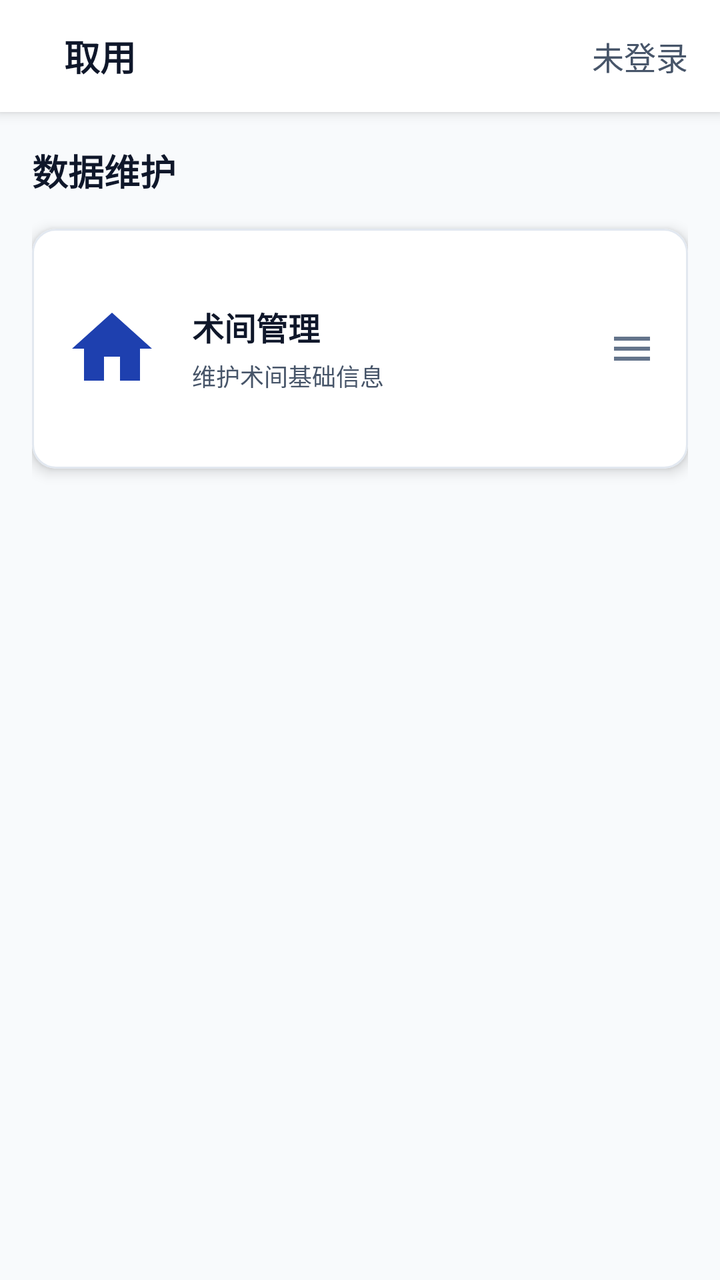
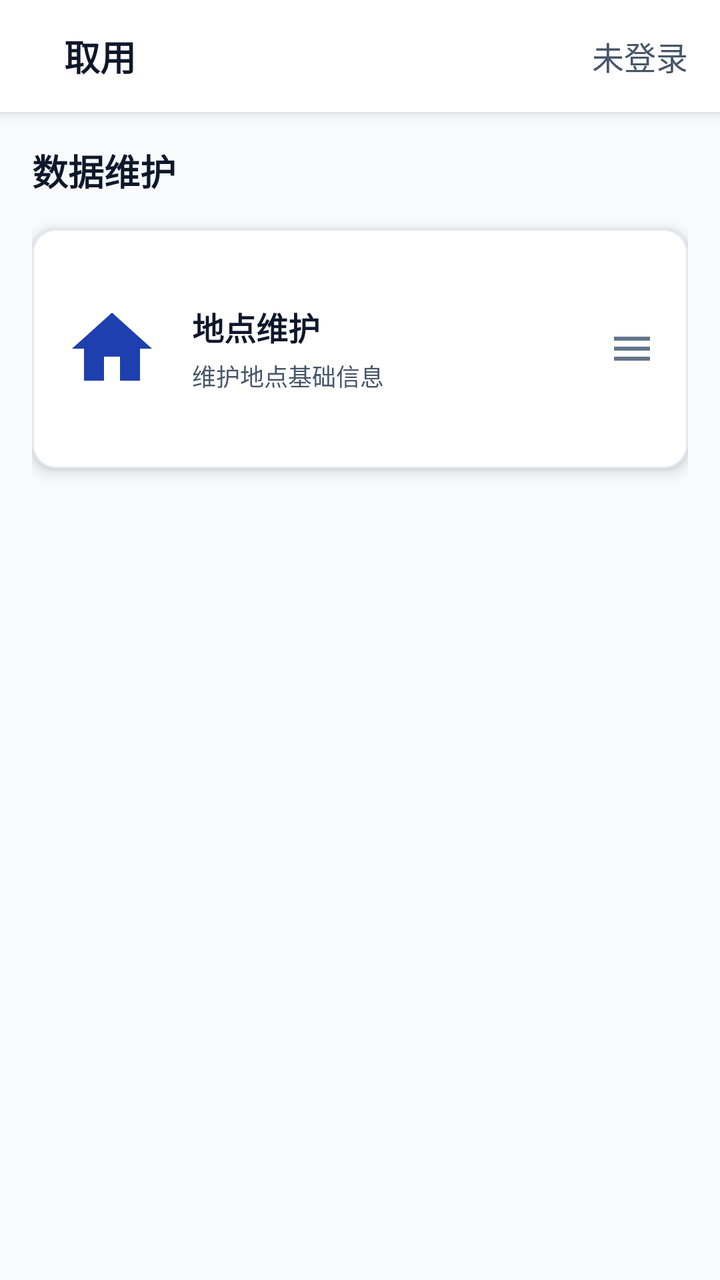

Before-and-after screenshots of an Android layout around one commit, followed by the original layout XML and the change that was made.
<!-- AndroidManifest.xml: application theme Theme.PDA -->
<!-- res/layout/activity_basic_data.xml -->
<?xml version="1.0" encoding="utf-8"?>

<androidx.coordinatorlayout.widget.CoordinatorLayout 
    xmlns:android="http://schemas.android.com/apk/res/android"
    xmlns:app="http://schemas.android.com/apk/res-auto"
    xmlns:tools="http://schemas.android.com/tools"
    android:layout_width="match_parent"
    android:layout_height="match_parent"
    android:background="@color/background"
    tools:context=".BasicDataActivity">

    
    <com.google.android.material.appbar.AppBarLayout
        android:layout_width="match_parent"
        android:layout_height="wrap_content"
        android:background="@color/surface"
        android:elevation="4dp">

            <include
                android:id="@+id/toolbar"
                layout="@layout/toolbar_custom" />

    </com.google.android.material.appbar.AppBarLayout>

    
    <androidx.core.widget.NestedScrollView
        android:layout_width="match_parent"
        android:layout_height="match_parent"
        android:layout_marginTop="?attr/actionBarSize"
        android:fillViewport="true">

        <LinearLayout
            android:layout_width="match_parent"
            android:layout_height="wrap_content"
            android:orientation="vertical"
            android:padding="16dp">

            
            <TextView
                android:layout_width="wrap_content"
                android:layout_height="wrap_content"
                android:text="数据维护"
                android:textSize="18sp"
                android:textStyle="bold"
                android:textColor="@color/text_primary"
                android:layout_marginBottom="16dp"/>

            
            <com.google.android.material.card.MaterialCardView
                android:id="@+id/room_management_card"
                android:layout_width="match_parent"
                android:layout_height="120dp"
                android:layout_marginBottom="16dp"
                android:clickable="true"
                android:focusable="true"
                android:foreground="?attr/selectableItemBackground"
                app:cardCornerRadius="12dp"
                app:cardElevation="4dp"
                app:cardBackgroundColor="@color/surface"
                app:strokeWidth="1dp"
                app:strokeColor="@color/border">

                <LinearLayout
                    android:layout_width="match_parent"
                    android:layout_height="match_parent"
                    android:orientation="horizontal"
                    android:gravity="center_vertical"
                    android:padding="16dp">

                    <ImageView
                        android:layout_width="48dp"
                        android:layout_height="48dp"
                        android:src="@drawable/ic_home"
                        app:tint="@color/primary"/>

                    <LinearLayout
                        android:layout_width="0dp"
                        android:layout_height="wrap_content"
                        android:layout_weight="1"
                        android:orientation="vertical"
                        android:layout_marginStart="16dp">

                        <TextView
                            android:layout_width="wrap_content"
                            android:layout_height="wrap_content"
                            android:text="术间管理"
                            android:textSize="16sp"
                            android:textStyle="bold"
                            android:textColor="@color/text_primary"/>

                        <TextView
                            android:layout_width="wrap_content"
                            android:layout_height="wrap_content"
                            android:text="维护术间基础信息"
                            android:textSize="12sp"
                            android:textColor="@color/text_secondary"
                            android:layout_marginTop="4dp"/>

                    </LinearLayout>

                    <ImageView
                        android:layout_width="24dp"
                        android:layout_height="24dp"
                        android:src="@drawable/ic_menu"
                        app:tint="@color/text_tertiary"
                        android:rotation="180"/>

                </LinearLayout>

            </com.google.android.material.card.MaterialCardView>

        </LinearLayout>

    </androidx.core.widget.NestedScrollView>

</androidx.coordinatorlayout.widget.CoordinatorLayout>
<!-- res/layout/toolbar_custom.xml (included above) -->
<?xml version="1.0" encoding="utf-8"?>

<androidx.appcompat.widget.Toolbar
    xmlns:android="http://schemas.android.com/apk/res/android"
    xmlns:app="http://schemas.android.com/apk/res-auto"
    android:id="@+id/toolbar"
    android:layout_width="match_parent"
    android:layout_height="?attr/actionBarSize"
    android:background="@color/surface"
    android:elevation="4dp">

    <LinearLayout
        android:layout_width="match_parent"
        android:layout_height="match_parent"
        android:orientation="horizontal"
        android:gravity="center_vertical"
        android:paddingStart="16dp"
        android:paddingEnd="16dp">

        
        <TextView
            android:id="@+id/toolbar_title"
            android:layout_width="0dp"
            android:layout_height="wrap_content"
            android:layout_weight="1"
            android:text="取用"
            android:textSize="18sp"
            android:textStyle="bold"
            android:textColor="@color/text_primary"
            android:maxLines="1"
            android:ellipsize="end"/>

        
        <TextView
            android:id="@+id/toolbar_user_info"
            android:layout_width="wrap_content"
            android:layout_height="wrap_content"
            android:text="未登录"
            android:textSize="16sp"
            android:textColor="@color/text_secondary"
            android:maxLines="1"
            android:ellipsize="end"/>

    </LinearLayout>

</androidx.appcompat.widget.Toolbar>
<!-- resources referenced by this layout -->
<resources>
  <color name="background">#F8FAFC</color>
  <color name="border">#E2E8F0</color>
  <color name="primary">#1E40AF</color>
  <color name="surface">#FFFFFF</color>
  <color name="text_primary">#0F172A</color>
  <color name="text_secondary">#475569</color>
  <color name="text_tertiary">#64748B</color>
  <color name="primary_dark">#1E3A8A</color>
  <color name="primary_light">#3B82F6</color>
  <color name="primary_variant">#2563EB</color>
  <color name="secondary">#10B981</color>
  <color name="secondary_dark">#059669</color>
  <color name="on_surface">#1E293B</color>
  <color name="surface_variant">#F1F5F9</color>
  <color name="text_disabled">#CBD5E1</color>
  <color name="button_primary">#1E40AF</color>
  <style name="Widget.App.Toolbar" parent="Widget.MaterialComponents.Toolbar.Primary">
          <item name="android:background">@color/primary</item>
          <item name="titleTextColor">@color/surface</item>
          <item name="subtitleTextColor">@color/surface_variant</item>
      </style>
  <style name="Widget.App.Button" parent="Widget.MaterialComponents.Button">
          <item name="android:background">@color/button_primary</item>
          <item name="android:textColor">@color/surface</item>
      </style>
  <style name="Widget.App.Button.Secondary" parent="Widget.MaterialComponents.Button.OutlinedButton">
          <item name="android:background">@color/button_secondary</item>
          <item name="android:textColor">@color/text_primary</item>
          <item name="strokeColor">@color/border</item>
      </style>
  <style name="Widget.App.EditText" parent="Widget.MaterialComponents.TextInputLayout.OutlinedBox">
          <item name="android:background">@color/input_background</item>
          <item name="boxStrokeColor">@color/input_border</item>
          <item name="hintTextColor">@color/text_tertiary</item>
      </style>
  <style name="Widget.App.CardView" parent="Widget.MaterialComponents.CardView">
          <item name="cardBackgroundColor">@color/card_background</item>
          <item name="cardCornerRadius">12dp</item>
          <item name="cardElevation">4dp</item>
      </style>
  <style name="Widget.App.ProgressBar" parent="Widget.AppCompat.ProgressBar.Horizontal">
          <item name="android:progressTint">@color/primary</item>
          <item name="android:progressBackgroundTint">@color/surface_variant</item>
      </style>
  <style name="Widget.App.Switch" parent="Widget.MaterialComponents.CompoundButton.Switch">
          <item name="thumbTint">@color/primary</item>
          <item name="trackTint">@color/surface_variant</item>
      </style>
  <style name="Widget.App.CheckBox" parent="Widget.MaterialComponents.CompoundButton.CheckBox">
          <item name="buttonTint">@color/primary</item>
      </style>
  <style name="Widget.App.RadioButton" parent="Widget.MaterialComponents.CompoundButton.RadioButton">
          <item name="buttonTint">@color/primary</item>
      </style>
  <style name="Widget.App.FloatingActionButton" parent="Widget.MaterialComponents.FloatingActionButton">
          <item name="backgroundTint">@color/primary</item>
          <item name="tint">@color/surface</item>
      </style>
  <style name="Widget.App.BottomNavigationView" parent="Widget.MaterialComponents.BottomNavigationView">
          <item name="android:background">@color/surface</item>
          <item name="itemIconTint">@color/primary</item>
          <item name="itemTextColor">@color/primary</item>
      </style>
  <style name="Widget.App.Badge" parent="Widget.MaterialComponents.Badge">
          <item name="backgroundColor">@color/error</item>
          <item name="badgeTextColor">@color/surface</item>
      </style>
  <color name="divider">#CBD5E1</color>
  <color name="button_secondary">#F1F5F9</color>
  <color name="input_background">#F8FAFC</color>
  <color name="input_border">#E2E8F0</color>
  <color name="card_background">#FFFFFF</color>
  <color name="error">#EF4444</color>
  <!-- unchanged entries left out for length: 3 -->
</resources>

<!-- the commit's change to res/layout/activity_basic_data.xml (unified diff, before → after) -->
@@ -83,7 +83,7 @@
                         <TextView
                             android:layout_width="wrap_content"
                             android:layout_height="wrap_content"
-                            android:text="术间管理"
+                            android:text="地点维护"
                             android:textSize="16sp"
                             android:textStyle="bold"
                             android:textColor="@color/text_primary"/>
@@ -91,7 +91,7 @@
                         <TextView
                             android:layout_width="wrap_content"
                             android:layout_height="wrap_content"
-                            android:text="维护术间基础信息"
+                            android:text="维护地点基础信息"
                             android:textSize="12sp"
                             android:textColor="@color/text_secondary"
                             android:layout_marginTop="4dp"/>
